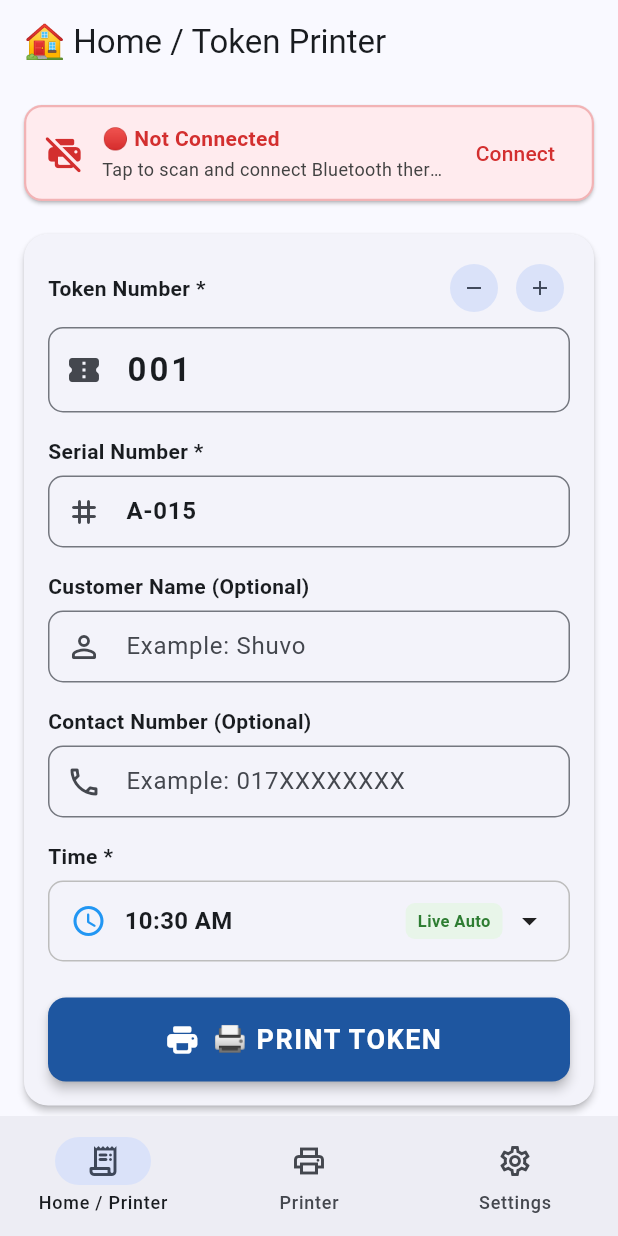
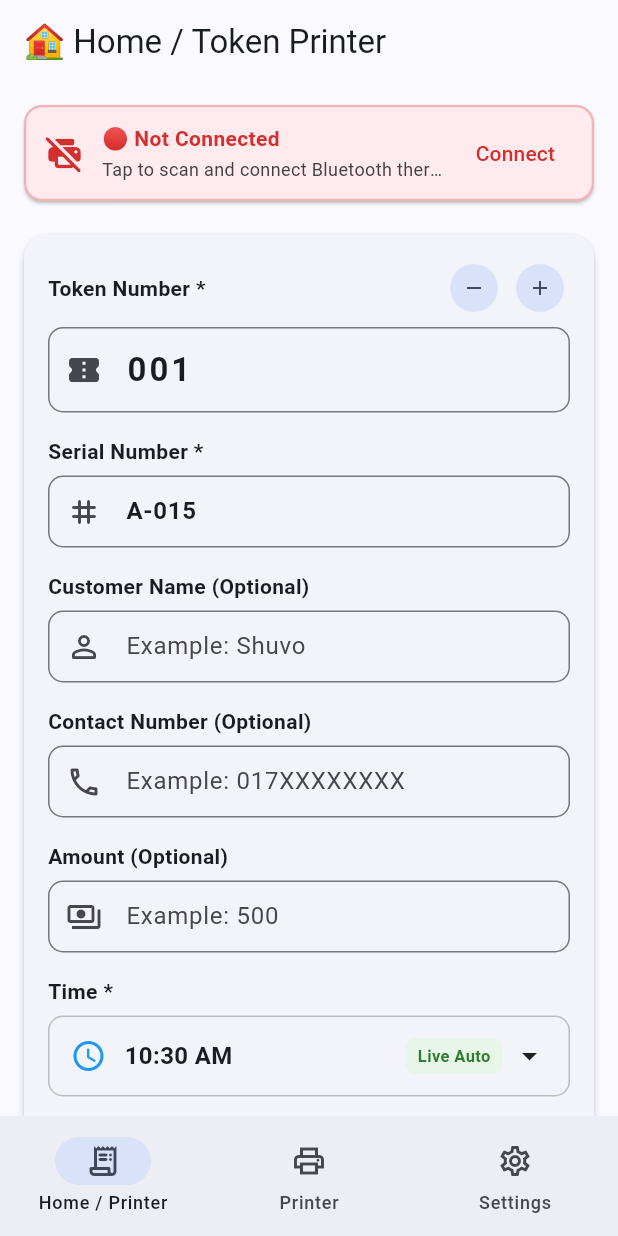
Before and after one commit to engshuvo1/Token-generate-app, a Flutter app: the screen it shows after launch, on a phone screen of 412 x 824 dp. Run offline on Flutter 3.47's test engine with Material 3 defaults, Android fonts, the phone set to English and light mode, and no system bars; missing offline and left inert: esc_pos_utils_plus, print_bluetooth_thermal; statements that could not run were skipped.

Commit message:
feat: add optional Amount field to token form, receipt, and preview

```diff
--- a/lib/models/token_data.dart
+++ b/lib/models/token_data.dart
@@ -2,8 +2,9 @@ class TokenData {
   final String id;
   final String tokenNumber; // Required *, e.g. "001"
   final String serialNumber; // Required *, e.g. "A-015"
-  final String? customerName; // Optional, e.g. "John Doe"
+  final String? customerName; // Optional, e.g. "Shuvo"
   final String? contactNumber; // Optional, e.g. "017XXXXXXXX"
+  final String? amount; // Optional, e.g. "500"
   final String time; // Required *, e.g. "02:30 PM"
   final DateTime date;
   final String? shopName;
@@ -16,6 +17,7 @@ class TokenData {
     required this.serialNumber,
     this.customerName,
     this.contactNumber,
+    this.amount,
     required this.time,
     required this.date,
     this.shopName,
@@ -30,6 +32,7 @@ class TokenData {
       'serialNumber': serialNumber,
       'customerName': customerName,
       'contactNumber': contactNumber,
+      'amount': amount,
       'time': time,
       'date': date.toIso8601String(),
       'shopName': shopName,
@@ -45,6 +48,7 @@ class TokenData {
       serialNumber: json['serialNumber'] as String? ?? '',
       customerName: json['customerName'] as String?,
       contactNumber: json['contactNumber'] as String?,
+      amount: json['amount'] as String?,
       time: json['time'] as String? ?? '',
       date: DateTime.parse(json['date'] as String),
       shopName: json['shopName'] as String?,
@@ -59,6 +63,7 @@ class TokenData {
     String? serialNumber,
     String? customerName,
     String? contactNumber,
+    String? amount,
     String? time,
     DateTime? date,
     String? shopName,
@@ -71,6 +76,7 @@ class TokenData {
       serialNumber: serialNumber ?? this.serialNumber,
       customerName: customerName ?? this.customerName,
       contactNumber: contactNumber ?? this.contactNumber,
+      amount: amount ?? this.amount,
       time: time ?? this.time,
       date: date ?? this.date,
       shopName: shopName ?? this.shopName,
--- a/lib/screens/home_screen.dart
+++ b/lib/screens/home_screen.dart
@@ -31,6 +31,7 @@ class _HomeScreenState extends State<HomeScreen> {
   );
   final TextEditingController _customerController = TextEditingController();
   final TextEditingController _contactController = TextEditingController();
+  final TextEditingController _amountController = TextEditingController();
 
   TimeOfDay _selectedTime = TimeOfDay.now();
   bool _isAutoTime = true;
@@ -43,6 +44,7 @@ class _HomeScreenState extends State<HomeScreen> {
     _serialController.dispose();
     _customerController.dispose();
     _contactController.dispose();
+    _amountController.dispose();
     super.dispose();
   }
 
@@ -145,6 +147,9 @@ class _HomeScreenState extends State<HomeScreen> {
             contactNumber: _contactController.text.trim().isEmpty
                 ? null
                 : _contactController.text.trim(),
+            amount: _amountController.text.trim().isEmpty
+                ? null
+                : _amountController.text.trim(),
             time: timeStr,
             date: DateTime.now(),
             shopName: widget.settingsService.shopName,
@@ -192,6 +197,7 @@ class _HomeScreenState extends State<HomeScreen> {
               // Reset customer details for next customer
               _customerController.clear();
               _contactController.clear();
+              _amountController.clear();
               _isAutoTime = true;
             });
           }
@@ -377,7 +383,30 @@ class _HomeScreenState extends State<HomeScreen> {
                   ),
                   const SizedBox(height: 16),
 
-                  // 5. Time * (Time Picker)
+                  // Amount (Optional)
+                  const Text(
+                    'Amount (Optional)',
+                    style: TextStyle(fontWeight: FontWeight.bold, fontSize: 14),
+                  ),
+                  const SizedBox(height: 6),
+                  TextField(
+                    controller: _amountController,
+                    keyboardType: const TextInputType.numberWithOptions(decimal: true),
+                    decoration: InputDecoration(
+                      hintText: 'Example: 500',
+                      prefixIcon: const Icon(Icons.payments_outlined),
+                      border: OutlineInputBorder(
+                        borderRadius: BorderRadius.circular(10),
+                      ),
+                      contentPadding: const EdgeInsets.symmetric(
+                        horizontal: 14,
+                        vertical: 12,
+                      ),
+                    ),
+                  ),
+                  const SizedBox(height: 16),
+
+                  // Time * (Time Picker)
                   const Text(
                     'Time *',
                     style: TextStyle(fontWeight: FontWeight.bold, fontSize: 14),
@@ -525,7 +554,7 @@ class _HomeScreenState extends State<HomeScreen> {
                     style: const TextStyle(fontWeight: FontWeight.bold),
                   ),
                   subtitle: Text(
-                    '${t.customerName != null ? "${t.customerName} • " : ""}${t.time}',
+                    '${t.customerName != null ? "${t.customerName} • " : ""}${t.amount != null ? "Amount: ${t.amount} • " : ""}${t.time}',
                     style: const TextStyle(fontSize: 11),
                   ),
                   trailing: IconButton(
--- a/lib/utils/ticket_formatter.dart
+++ b/lib/utils/ticket_formatter.dart
@@ -114,6 +114,17 @@ class TicketFormatter {
       );
     }
 
+    // Amount (Optional)
+    if (token.amount != null && token.amount!.trim().isNotEmpty) {
+      bytes += generator.text(
+        'Amount: ${token.amount!.trim()}',
+        styles: const PosStyles(
+          align: PosAlign.left,
+          bold: true,
+        ),
+      );
+    }
+
     // 8. Time * & Date
     bytes += generator.text(
       'Time: ${token.time}',
```
Also changed, not shown: lib/screens/settings_screen.dart (+13 -0 lines).
